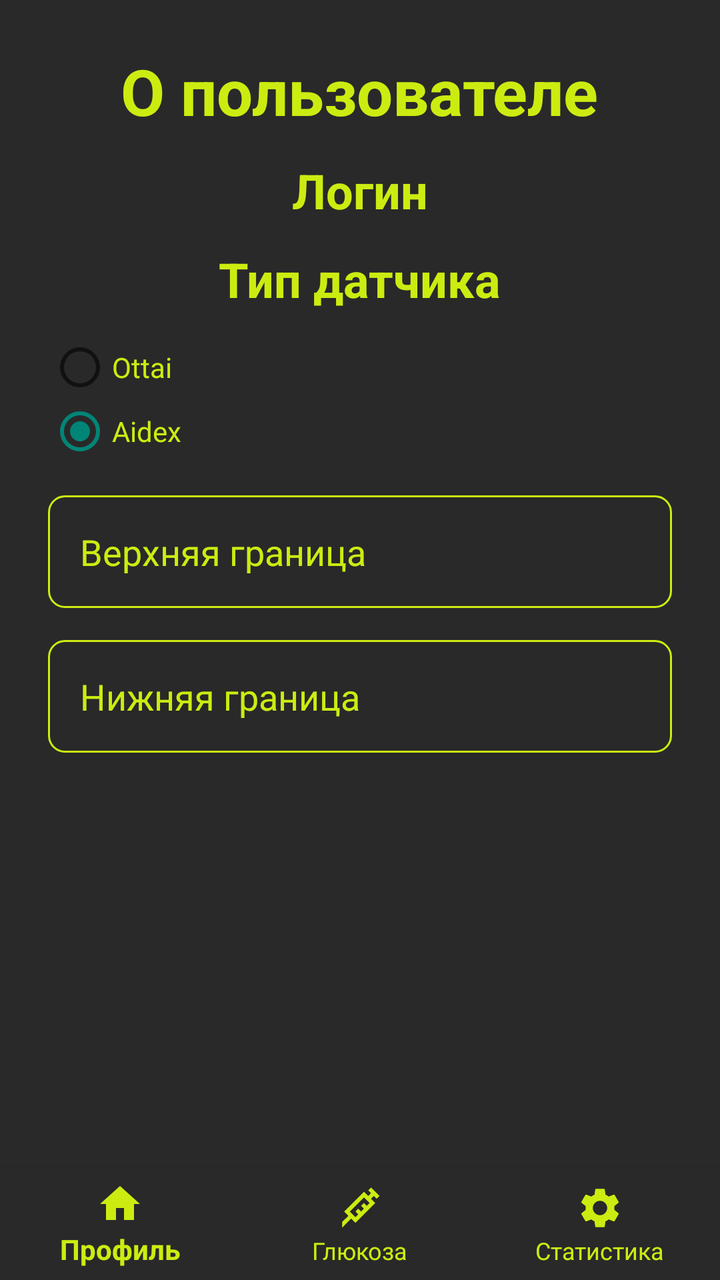
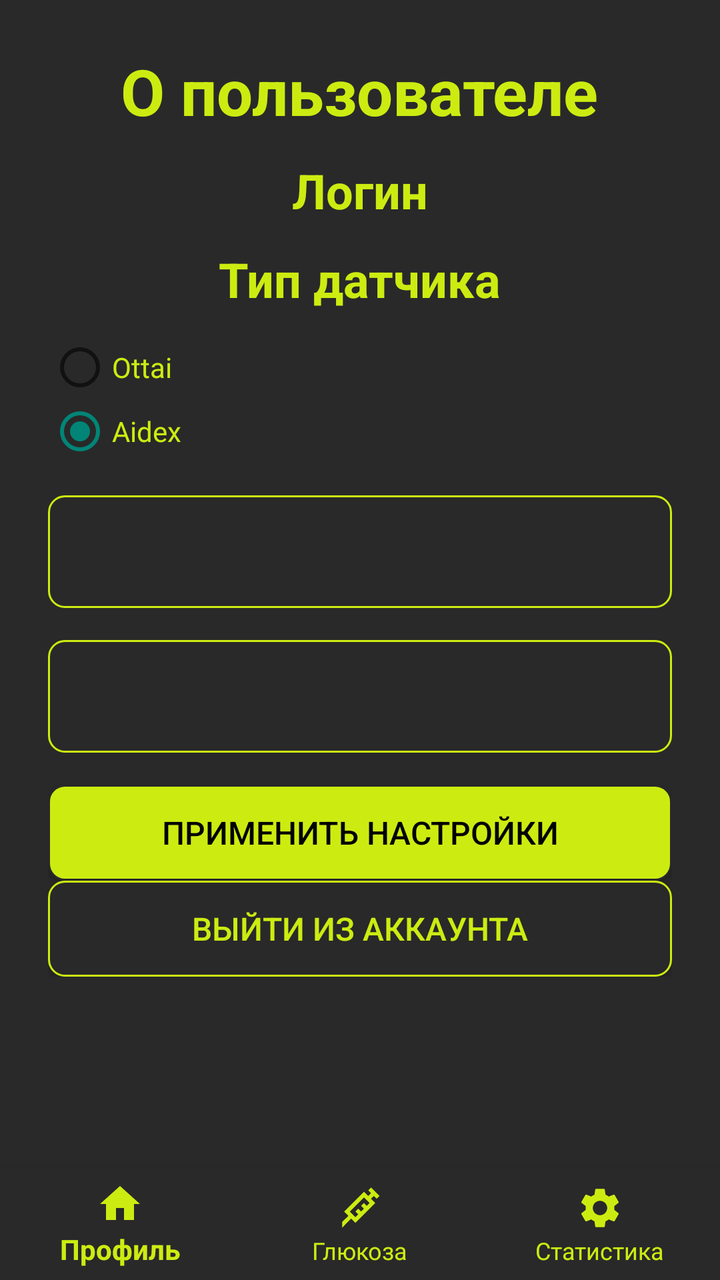

Screens rendered from an Android XML layout before and after an edit, with the pre-edit source and the edit as a unified diff.
<!-- AndroidManifest.xml: application theme Theme.AppCompat.Light.DarkActionBar -->
<!-- res/layout/activity_account.xml -->
<?xml version="1.0" encoding="utf-8"?>
<androidx.constraintlayout.widget.ConstraintLayout
    xmlns:android="http://schemas.android.com/apk/res/android"
    xmlns:app="http://schemas.android.com/apk/res-auto"
    xmlns:tools="http://schemas.android.com/tools"
    android:layout_width="match_parent"
    android:layout_height="match_parent"
    android:background="@color/background_color">

    
    <ScrollView
        android:layout_width="0dp"
        android:layout_height="0dp"
        app:layout_constraintTop_toTopOf="parent"
        app:layout_constraintBottom_toTopOf="@+id/bottomNavigationView"
        app:layout_constraintStart_toStartOf="parent"
        app:layout_constraintEnd_toEndOf="parent">

        <LinearLayout
            android:layout_width="match_parent"
            android:layout_height="wrap_content"
            android:orientation="vertical"
            android:gravity="center"
            android:padding="24dp">

            <TextView
                android:layout_width="wrap_content"
                android:layout_height="wrap_content"
                android:text="О пользователе"
                android:textSize="32sp"
                android:textStyle="bold"
                android:layout_marginBottom="12dp"
                android:textColor="@color/accent_color" />

            <TextView
                android:id="@+id/user_login"
                android:layout_width="wrap_content"
                android:layout_height="wrap_content"
                android:text="Логин"
                android:textSize="24sp"
                android:textStyle="bold"
                android:layout_marginBottom="12dp"
                android:textColor="@color/accent_color" />

            <TextView
                android:layout_width="wrap_content"
                android:layout_height="wrap_content"
                android:text="Тип датчика"
                android:textSize="24sp"
                android:textStyle="bold"
                android:layout_marginBottom="12dp"
                android:textColor="@color/accent_color" />

            <RadioGroup
                android:layout_width="match_parent"
                android:layout_height="wrap_content"
                android:layout_marginBottom="16dp"
                android:id="@+id/group"
                >

                <RadioButton
                    android:id="@+id/ottai"
                    android:layout_width="match_parent"
                    android:layout_height="wrap_content"
                    android:text="Ottai"
                    android:textColor="@color/accent_color" />

                <RadioButton
                    android:id="@+id/aidex"
                    android:layout_width="match_parent"
                    android:layout_height="wrap_content"
                    android:text="Aidex"
                    android:textColor="@color/accent_color"
                    android:checked="true" />
            </RadioGroup>

            <EditText
                android:id="@+id/upper_limit_glucose"
                android:layout_width="match_parent"
                android:layout_height="wrap_content"
                android:hint="Верхняя граница"
                android:inputType="numberDecimal"
                android:padding="16dp"
                android:background="@drawable/edit_text_border"
                android:textColor="@color/accent_color"
                android:textColorHint="@color/accent_color"
                android:layout_marginBottom="16dp" />

            <EditText
                android:id="@+id/lower_limit_glucose"
                android:layout_width="match_parent"
                android:layout_height="wrap_content"
                android:hint="Нижняя граница"
                android:inputType="numberDecimal"
                android:padding="16dp"
                android:background="@drawable/edit_text_border"
                android:textColor="@color/accent_color"
                android:textColorHint="@color/accent_color"
                android:layout_marginBottom="16dp" />

            <ProgressBar
                android:id="@+id/progressBar"
                android:layout_width="wrap_content"
                android:layout_height="wrap_content"
                android:visibility="gone"
                android:layout_marginTop="16dp" />

        </LinearLayout>

    </ScrollView>

    
    <com.google.android.material.bottomnavigation.BottomNavigationView
        android:id="@+id/bottomNavigationView"
        android:layout_width="0dp"
        android:layout_height="wrap_content"
        android:background="@color/background_color"
        app:layout_constraintBottom_toBottomOf="parent"
        app:layout_constraintStart_toStartOf="parent"
        app:layout_constraintEnd_toEndOf="parent"
        app:menu="@menu/bottom_menu"
        app:labelVisibilityMode="labeled"
        app:itemIconTint="@color/accent_color"
        app:itemTextColor="@color/accent_color" />

</androidx.constraintlayout.widget.ConstraintLayout>
<!-- resources referenced by this layout -->
<resources>
  <color name="accent_color">#CCEC11</color>
  <color name="background_color">#292929</color>
  <!-- drawable edit_text_border (drawable) -->
  <?xml version="1.0" encoding="utf-8"?>
  <shape xmlns:android="http://schemas.android.com/apk/res/android">
      <solid android:color="@color/background_color" />
      <stroke
          android:width="1dp"
          android:color="@color/accent_color" />
      <corners android:radius="8dp" />
  </shape>
</resources>

<!-- the commit's change to res/layout/activity_account.xml (unified diff, before → after) -->
@@ -78,7 +78,6 @@
                 android:id="@+id/upper_limit_glucose"
                 android:layout_width="match_parent"
                 android:layout_height="wrap_content"
-                android:hint="Верхняя граница"
                 android:inputType="numberDecimal"
                 android:padding="16dp"
                 android:background="@drawable/edit_text_border"
@@ -90,14 +89,32 @@
                 android:id="@+id/lower_limit_glucose"
                 android:layout_width="match_parent"
                 android:layout_height="wrap_content"
-                android:hint="Нижняя граница"
                 android:inputType="numberDecimal"
                 android:padding="16dp"
                 android:background="@drawable/edit_text_border"
                 android:textColor="@color/accent_color"
                 android:textColorHint="@color/accent_color"
                 android:layout_marginBottom="16dp" />
-
+            <Button
+                android:id="@+id/settings_button"
+                android:layout_width="match_parent"
+                android:layout_height="wrap_content"
+                android:text="Применить настройки"
+                android:padding="12dp"
+                android:background="@drawable/edit_text_border_accent"
+                android:textColor="@color/font_color"
+                android:textSize="16sp"
+                android:onClick="ApplySettings"/>
+            <Button
+                android:id="@+id/logout_button"
+                android:layout_width="match_parent"
+                android:layout_height="wrap_content"
+                android:text="Выйти из аккаунта"
+                android:padding="12dp"
+                android:textColor="@color/accent_color"
+                android:textSize="16sp"
+                android:background="@drawable/edit_text_border"
+                android:onClick="LogoutAcc"/>
             <ProgressBar
                 android:id="@+id/progressBar"
                 android:layout_width="wrap_content"
<!-- resource entries referenced after the edit -->
@@ -2,6 +2,7 @@
 <resources>
   <color name="accent_color">#CCEC11</color>
   <color name="background_color">#292929</color>
+  <color name="font_color">#020200</color>
   <!-- drawable edit_text_border (drawable) -->
   <?xml version="1.0" encoding="utf-8"?>
   <shape xmlns:android="http://schemas.android.com/apk/res/android">
@@ -11,5 +12,14 @@
           android:color="@color/accent_color" />
       <corners android:radius="8dp" />
   </shape>
+  <!-- drawable edit_text_border_accent (drawable) -->
+  <?xml version="1.0" encoding="utf-8"?>
+  <shape xmlns:android="http://schemas.android.com/apk/res/android">
+      <solid android:color="@color/accent_color" />
+      <stroke
+          android:width="1dp"
+          android:color="@color/background_color" />
+      <corners android:radius="8dp" />
+  </shape>
 </resources>
 
